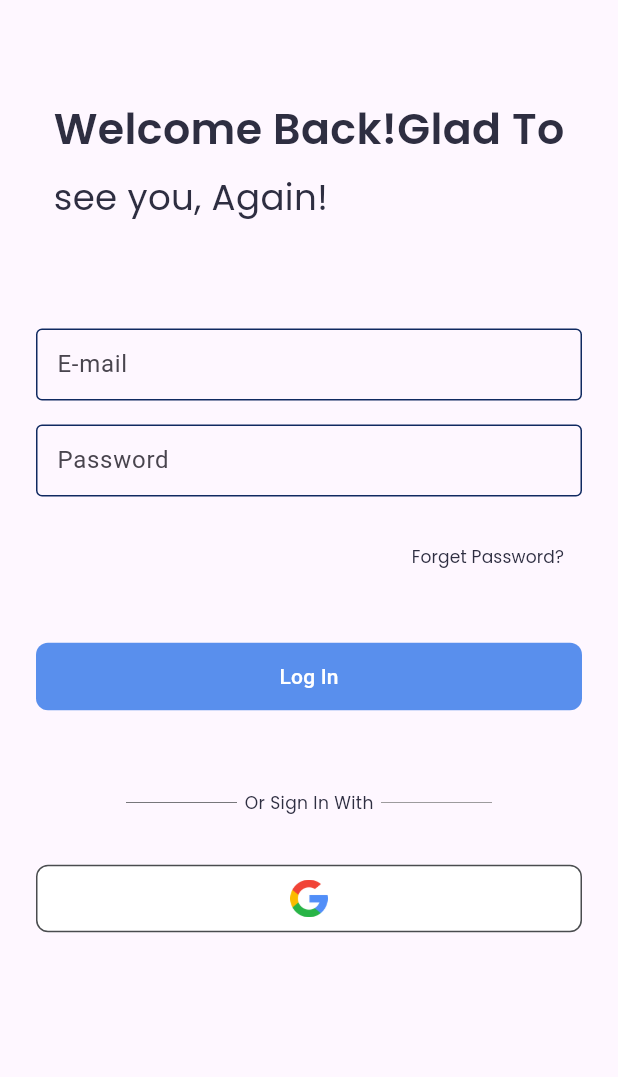
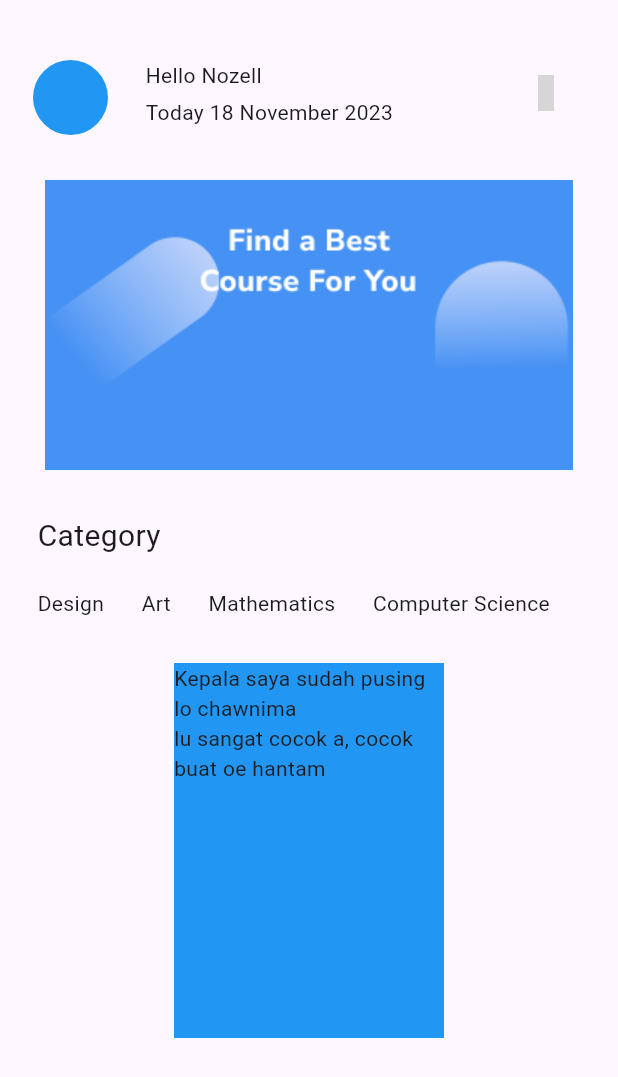
Before and after one commit to Nozel77/e-learning, a Flutter app: the screen it shows after launch, on a phone screen of 412 x 824 dp. Shown: the top 1077 px of the screen. Run offline on Flutter 3.47's test engine with Material 2 defaults, Android fonts, the phone set to English and light mode, and no system bars; our stand-ins replace flutter_svg, get, google_fonts, iconsax; grey boxes are pictures that could not be loaded.

Commit message:
feat: [RS] add homepage

```diff
--- a/lib/app/pages/homepage/Homepage.dart
+++ b/lib/app/pages/homepage/Homepage.dart
@@ -1,48 +1,110 @@
+import 'package:e_learning/components/THeaderHome.dart';
+import 'package:e_learning/core.dart';
 import 'package:flutter/material.dart';
+import 'package:iconsax/iconsax.dart';
 
-class MyHomePage extends StatefulWidget {
-  const MyHomePage({super.key, required this.title});
-
-  final String title;
-
-  @override
-  State<MyHomePage> createState() => _MyHomePageState();
-}
-
-class _MyHomePageState extends State<MyHomePage> {
-  int _counter = 0;
-
-  void _incrementCounter() {
-    setState(() {
-      _counter++;
-    });
-  }
+class Homepage extends StatelessWidget {
+  const Homepage({super.key});
 
   @override
   Widget build(BuildContext context) {
     return Scaffold(
-      appBar: AppBar(
-        backgroundColor: Theme.of(context).colorScheme.inversePrimary,
-        title: Text(widget.title),
-      ),
-      body: Center(
-        child: Column(
-          mainAxisAlignment: MainAxisAlignment.center,
-          children: <Widget>[
-            const Text(
-              'You have pushed the button this many times:',
+      body: Column(
+        children: [
+          Container(
+            child: Row(
+              crossAxisAlignment: CrossAxisAlignment.start,
+              children: [
+                Padding(
+                  padding: EdgeInsets.only(left: 22.0, top: 40.0),
+                  child: CircleAvatar(
+                    backgroundColor: Colors.blue,
+                    radius: 25,
+                  ),
+                ),
+                Column(
+                  crossAxisAlignment: CrossAxisAlignment.start,
+                  children: [
+                    Padding(
+                      padding: EdgeInsets.only(left: 25.0, top: 40.0),
+                      child: Text("Hello Nozell"),
+                    ),
+                    Padding(
+                      padding: EdgeInsets.only(left: 25.0, top: 5.0),
+                      child: Text("Today 18 November 2023"),
+                    ),
+                  ],
+                ),
+                Padding(
+                  padding: EdgeInsets.only(left: 90.0, top: 50.0),
+                  child: Icon(Iconsax.message_notif4),
+                ),
+              ],
             ),
-            Text(
-              '$_counter',
-              style: Theme.of(context).textTheme.headlineMedium,
-            ),
-          ],
-        ),
-      ),
-      floatingActionButton: FloatingActionButton(
-        onPressed: _incrementCounter,
-        tooltip: 'Increment',
-        child: const Icon(Icons.add),
+          ),
+          const SizedBox(
+            height: 30,
+          ),
+          Image(
+            image: AssetImage(images.banner),
+          ),
+          const SizedBox(
+            height: 30,
+          ),
+          Column(
+            children: [
+              Padding(
+                padding: const EdgeInsets.only(left: 25),
+                child: Align(
+                  alignment: Alignment.topLeft,
+                  child: Text(
+                    "Category",
+                    style: TextStyle(fontSize: 20),
+                  ),
+                ),
+              ),
+              const SizedBox(
+                height: 20,
+              ),
+              Row(
+                crossAxisAlignment: CrossAxisAlignment.start,
+                children: [
+                  Padding(
+                    padding: const EdgeInsets.only(left: 25),
+                    child: Text("Design"),
+                  ),
+                  Padding(
+                    padding: const EdgeInsets.only(left: 25),
+                    child: Text("Art"),
+                  ),
+                  Padding(
+                    padding: const EdgeInsets.only(left: 25),
+                    child: Text("Mathematics"),
+                  ),
+                  Padding(
+                    padding: const EdgeInsets.only(left: 25),
+                    child: Text("Computer Science"),
+                  ),
+                ],
+              ),
+              const SizedBox(
+                height: 30,
+              ),
+              Container(
+                color: Colors.blue,
+                width: 180,
+                height: 250,
+                child: Column(
+                  mainAxisAlignment: MainAxisAlignment.start,
+                  children: [
+                    Text("Kepala saya sudah pusing lo chawnima "),
+                    Text("lu sangat cocok a, cocok buat oe hantam"),
+                  ],
+                ),
+              )
+            ],
+          ),
+        ],
       ),
     );
   }
--- /dev/null
+++ b/lib/components/THeaderHome.dart
@@ -0,0 +1,18 @@
+import 'package:e_learning/helper/Themes.dart';
+import 'package:flutter/material.dart';
+
+class THeaderHome extends StatelessWidget {
+  const THeaderHome({super.key});
+
+  @override
+  Widget build(BuildContext context) {
+    return Scaffold(
+      body: Center(
+        child: Image(
+            image: AssetImage(
+          images.banner,
+        )),
+      ),
+    );
+  }
+}
--- a/lib/helper/Themes.dart
+++ b/lib/helper/Themes.dart
@@ -122,4 +122,5 @@ class images {
   static const String onBoarding3 = "assets/svg3.svg";
   static const String Next = "assets/Next.svg";
   static const String google = "assets/gugel.png";
+  static const String banner = "assets/banner.png";
 }
--- a/lib/main.dart
+++ b/lib/main.dart
@@ -22,6 +22,7 @@ class MyApp extends StatelessWidget {
           colorScheme: ColorScheme.fromSeed(seedColor: Colors.deepPurple),
           useMaterial3: true,
         ),
-        home: LoginScreen());
+        debugShowCheckedModeBanner: false,
+        home: Homepage());
   }
 }
```
Also changed, not shown: assets/banner.png (added).
